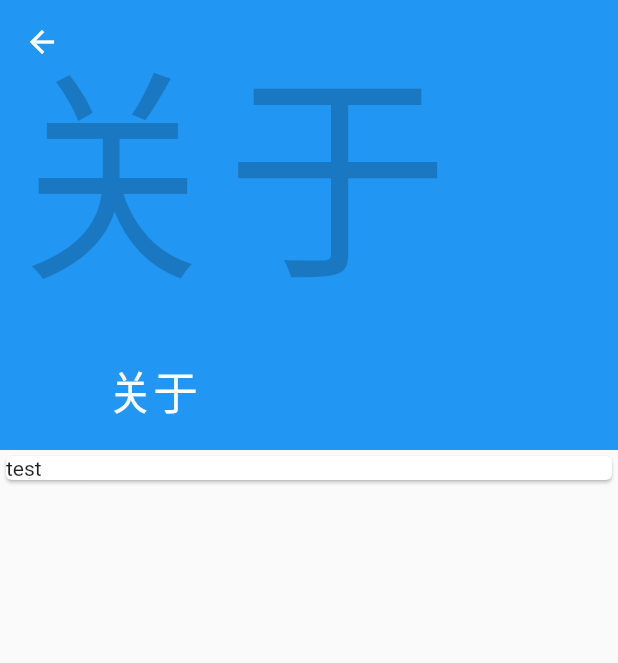
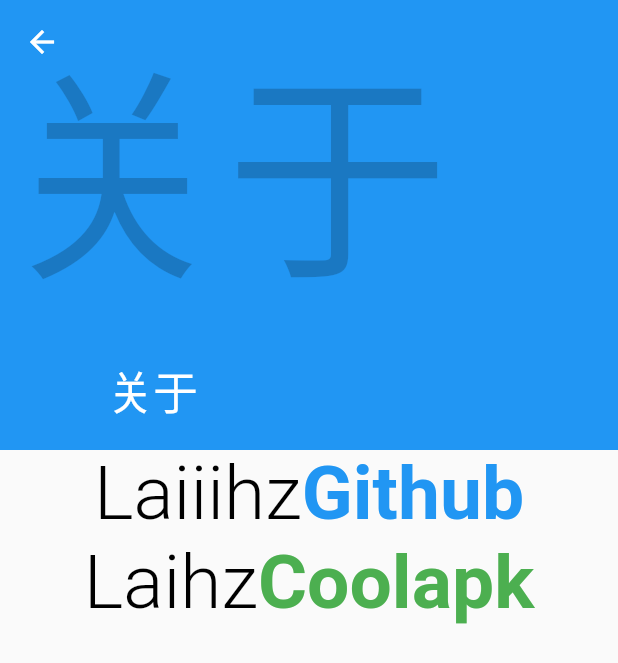
Before and after one commit to laiiihz/firenote, a Flutter app: the AboutPage screen opened directly, on a phone screen of 412 x 824 dp. Shown: the top 663 px of the screen. Run offline on Flutter 3.47's test engine with Material 2 defaults, Android fonts, the phone set to English and light mode, and no system bars; our stand-ins replace shared_preferences, sqflite; accounts and stored records are empty.

Commit message:
color save support and platform style

```diff
--- a/lib/menu/About.dart
+++ b/lib/menu/About.dart
@@ -1,4 +1,7 @@
 import 'package:flutter/material.dart';
+import 'package:url_launcher/url_launcher.dart';
+import 'package:scoped_model/scoped_model.dart';
+import 'package:firenote/model/appModel.dart';
 
 class AboutPage extends StatefulWidget {
   @override
@@ -9,6 +12,8 @@ class _AboutState extends State<AboutPage> {
   @override
   Widget build(BuildContext context) {
     // TODO: implement build
+    return ScopedModelDescendant<AppModel>(
+      builder: (context, child, model) {
         return Scaffold(
           body: CustomScrollView(
             slivers: <Widget>[
@@ -26,11 +31,72 @@ class _AboutState extends State<AboutPage> {
                 ),
               ),
               SliverList(
-              delegate: SliverChildListDelegate(<Widget>[
-            Card(child: Text('test')),
-          ])),
+                delegate: SliverChildListDelegate(
+                  <Widget>[
+                    Center(
+                      child: FlatButton(
+                        onPressed: () {
+                          launch(
+                              'https://github.com/laiiihz'); //http://www.coolapk.com/u/748141
+                        },
+                        child: new RichText(
+                          text: new TextSpan(
+                            children: [
+                              TextSpan(
+                                  text: 'Laiiihz',
+                                  style: TextStyle(
+                                      fontWeight: FontWeight.w300,
+                                      color: model.isDarkModeOn
+                                          ? Colors.white70
+                                          : Colors.black,
+                                      fontSize: 50)),
+                              new TextSpan(
+                                text: 'Github',
+                                style: TextStyle(
+                                    fontWeight: FontWeight.w700,
+                                    color: Colors.blue,
+                                    fontSize: 50),
+                              )
+                            ],
+                          ),
+                        ),
+                      ),
+                    ),
+                    Center(
+                      child: FlatButton(
+                        onPressed: () {
+                          launch('http://www.coolapk.com/u/748141');
+                        },
+                        child: new RichText(
+                          text: new TextSpan(
+                            children: [
+                              TextSpan(
+                                  text: 'Laihz',
+                                  style: TextStyle(
+                                      fontWeight: FontWeight.w300,
+                                      color: model.isDarkModeOn
+                                          ? Colors.white70
+                                          : Colors.black,
+                                      fontSize: 50)),
+                              new TextSpan(
+                                text: 'Coolapk',
+                                style: TextStyle(
+                                    fontWeight: FontWeight.w700,
+                                    color: Colors.green,
+                                    fontSize: 50),
+                              )
+                            ],
+                          ),
+                        ),
+                      ),
+                    ),
+                  ],
+                ),
+              ),
             ],
           ),
         );
+      },
+    );
   }
 }
--- a/pubspec.yaml
+++ b/pubspec.yaml
@@ -27,6 +27,7 @@ dependencies:
   shared_preferences: ^0.5.2
   sqflite: ^1.1.5
   image_picker: ^0.6.0+8
+  url_launcher: ^5.0.2
 
 dev_dependencies:
   flutter_test:
```
Also changed, not shown: lib/Splash.dart (+25 -1 lines), lib/menu/DeveloperMode.dart (+8 -0 lines), lib/menu/SettingsColor.dart (+7 -0 lines), pubspec.lock. Lines whose indentation alone changed are shown as unchanged.
